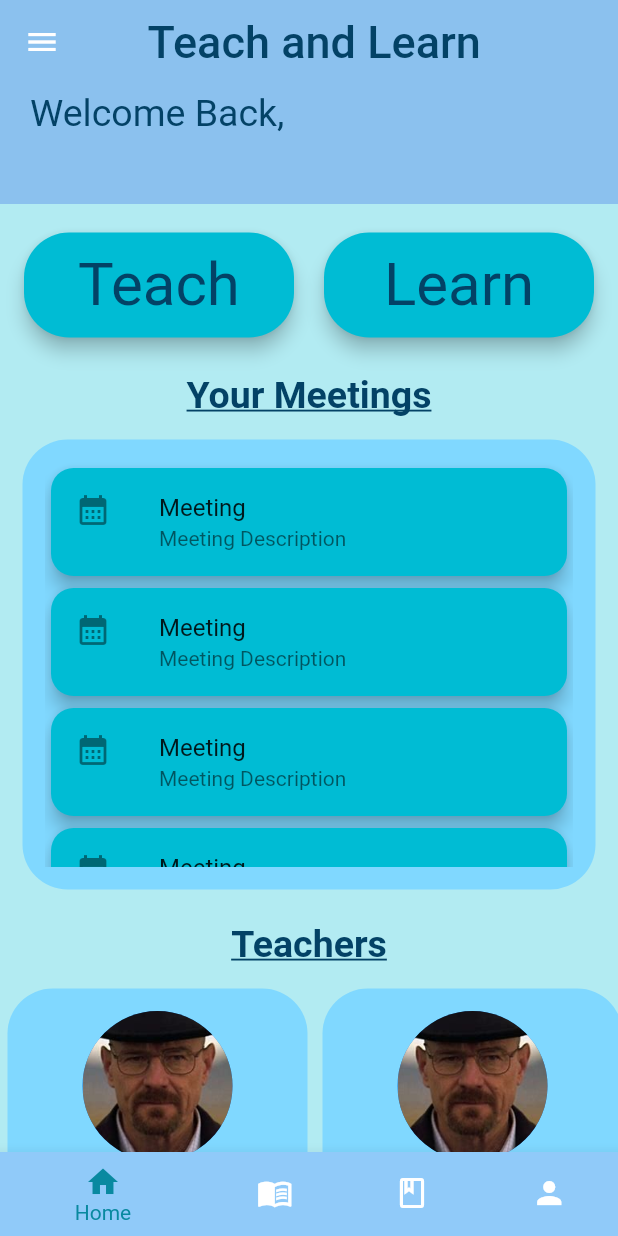
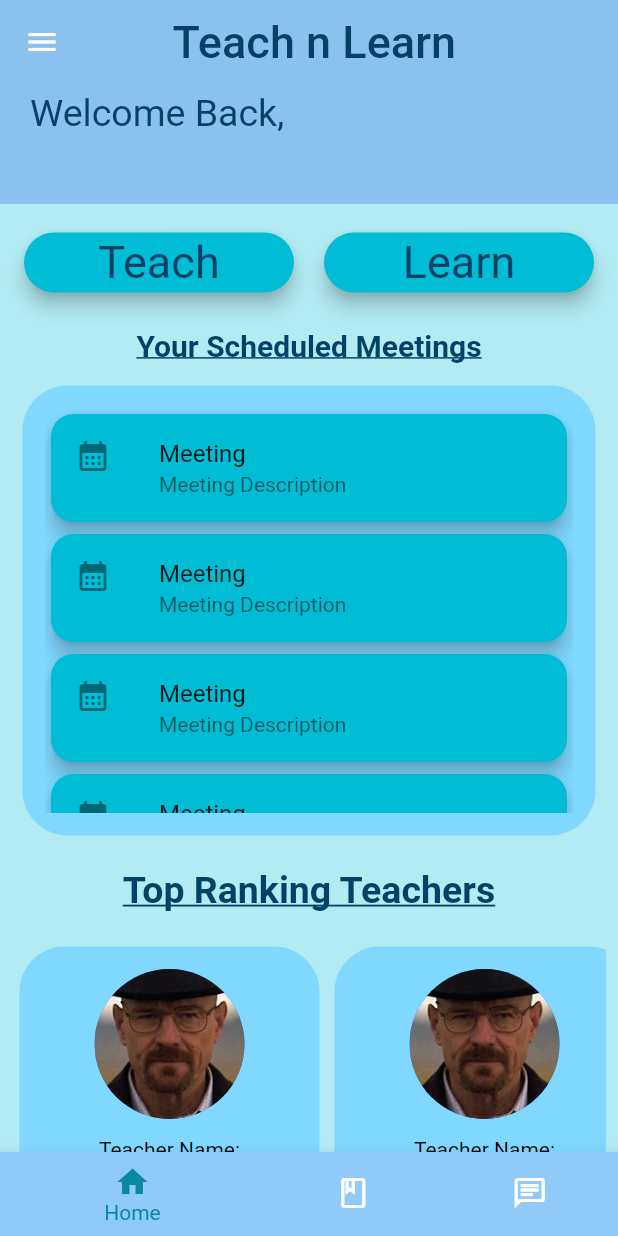
Before and after one commit to UzairAliNusrat/Tuition-App, a Flutter app: the screen it shows once a user with an empty profile is signed in, on a phone screen of 412 x 824 dp. Run offline on Flutter 3.47's test engine with Material 2 defaults, Android fonts, the phone set to English and light mode, and no system bars; our stand-ins replace bloc, cloud_firestore, firebase_auth, firebase_core, flutter_bloc, flutter_svg and 2 more; accounts and stored records are empty; Roboto replaces fonts that are missing (Arvo).

Commit message:
made some changes

```diff
--- a/lib/Screens/HomeScreen/HomeScreen.dart
+++ b/lib/Screens/HomeScreen/HomeScreen.dart
@@ -55,7 +55,7 @@ class HomeScreen extends StatelessWidget {
                         appBar: AppBar(
                           title: Center(
                               child: Text(
-                            'Teach and Learn',
+                            'Teach n Learn',
                             style: GoogleFonts.arvo(
                               textStyle: const TextStyle(
                                   color: Color.fromARGB(255, 3, 66, 102),
@@ -152,14 +152,14 @@ class HomeScreen extends StatelessWidget {
                                 padding: const EdgeInsets.only(top: 20),
                                 child: RichText(
                                   text: TextSpan(
-                                      text: "Your Meetings",
+                                      text: "Your Scheduled Meetings",
                                       style: GoogleFonts.arvo(
                                         textStyle: const TextStyle(
                                             decoration:
                                                 TextDecoration.underline,
                                             color:
                                                 Color.fromARGB(255, 3, 66, 102),
-                                            fontSize: 25,
+                                            fontSize: 20,
                                             fontWeight: FontWeight.bold),
                                       )),
                                 ),
@@ -174,7 +174,7 @@ class HomeScreen extends StatelessWidget {
                                 padding: const EdgeInsets.only(top: 7, bottom: 10),
                                 child: RichText(
                                   text: TextSpan(
-                                      text: "Teachers",
+                                      text: "Top Ranking Teachers",
                                       style: GoogleFonts.arvo(
                                         textStyle: const TextStyle(
                                             decoration:
@@ -187,18 +187,22 @@ class HomeScreen extends StatelessWidget {
                                 ),
                               ),
                             ),
-                            const teacherList()
+                            const Padding(
+                              padding: EdgeInsets.all(8.0),
+                              child: teacherList(),
+                            )
                           ],
                         ),
                       );
                     }
+
                   case 1:
                     {
                       return Scaffold(
                         backgroundColor: Colors.cyan[100],
                         body: const Center(
                             child: Text(
-                          "Courses",
+                          "Meetings",
                           style: TextStyle(fontSize: 20),
                         )),
                         bottomNavigationBar: bottomNavigationBar(
@@ -211,20 +215,7 @@ class HomeScreen extends StatelessWidget {
                         backgroundColor: Colors.cyan[100],
                         body: const Center(
                             child: Text(
-                          "Meetings",
-                          style: TextStyle(fontSize: 20),
-                        )),
-                        bottomNavigationBar: bottomNavigationBar(
-                            index: state.selectedIndex, homeBloc: homeBloc),
-                      );
-                    }
-                  case 3:
-                    {
-                      return Scaffold(
-                        backgroundColor: Colors.cyan[100],
-                        body: const Center(
-                            child: Text(
-                          "Account",
+                          "Chat",
                           style: TextStyle(fontSize: 20),
                         )),
                         bottomNavigationBar: bottomNavigationBar(
--- a/lib/Screens/HomeScreen/bloc/home_bloc.dart
+++ b/lib/Screens/HomeScreen/bloc/home_bloc.dart
@@ -14,14 +14,12 @@ class HomeBloc extends Bloc<HomeEvent, HomeState> {
     on<bottomNavigationBarItemHomeClickedEvent>(
         BottomNavigationBarItemHomeClickedEvent);
 
-    on<bottomNavigationBarItemCoursesClickedEvent>(
-        BottomNavigationBarItemCoursesClickedEvent);
 
     on<bottomNavigationBarItemMeetingsClickedEvent>(
         BottomNavigationBarItemMeetingsClickedEvent);
 
-    on<bottomNavigationBarItemAccountClickedEvent>(
-        BottomNavigationBarItemAccountClickedEvent);
+    on<bottomNavigationBarItemChatClickedEvent>(
+        BottomNavigationBarItemChatClickedEvent);
   }
 
   FutureOr<void> homeInitialEvent(HomeInitialEvent event, Emitter<HomeState> emit) {
@@ -35,25 +33,18 @@ class HomeBloc extends Bloc<HomeEvent, HomeState> {
     print("Home Clicked");
   }
 
-  FutureOr<void> BottomNavigationBarItemCoursesClickedEvent(
-      bottomNavigationBarItemCoursesClickedEvent event,
-      Emitter<HomeState> emit) {
-    emit(HomeLoadedState(1));
-    print("Courses Clicked");
-  }
-
   FutureOr<void> BottomNavigationBarItemMeetingsClickedEvent(
       bottomNavigationBarItemMeetingsClickedEvent event,
       Emitter<HomeState> emit) {
-    emit(HomeLoadedState(2));
+    emit(HomeLoadedState(1));
     print("Meetings Clicked");
   }
 
-  FutureOr<void> BottomNavigationBarItemAccountClickedEvent(
-      bottomNavigationBarItemAccountClickedEvent event,
+  FutureOr<void> BottomNavigationBarItemChatClickedEvent(
+      bottomNavigationBarItemChatClickedEvent event,
       Emitter<HomeState> emit) {
-    emit(HomeLoadedState(3));
-    print("Account Clicked");
+    emit(HomeLoadedState(2));
+    print("Chat Clicked");
   }
 
 
--- a/lib/Screens/HomeScreen/bloc/home_event.dart
+++ b/lib/Screens/HomeScreen/bloc/home_event.dart
@@ -10,14 +10,11 @@ class bottomNavigationBarItemHomeClickedEvent extends HomeEvent {
 
 }
 
-class bottomNavigationBarItemCoursesClickedEvent extends HomeEvent {
-
-}
-
 class bottomNavigationBarItemMeetingsClickedEvent extends HomeEvent {
 
 }
 
-class bottomNavigationBarItemAccountClickedEvent extends HomeEvent {
+
+class bottomNavigationBarItemChatClickedEvent extends HomeEvent {
 
 }
--- a/lib/Widgets/bottomNavigationBar.dart
+++ b/lib/Widgets/bottomNavigationBar.dart
@@ -23,18 +23,13 @@ class bottomNavigationBar extends StatelessWidget {
           backgroundColor: Colors.blue[200]
         ),
         BottomNavigationBarItem(
-          icon: const Icon(Icons.menu_book_outlined),
-          label: 'Courses',
-          backgroundColor: Colors.blue[200]
-        ),
-        BottomNavigationBarItem(
           icon: const Icon(Icons.class_outlined),
           label: 'Meetings',
           backgroundColor: Colors.blue[200]
         ),
         BottomNavigationBarItem(
-          icon: const Icon(Icons.person),
-          label: "Account",
+          icon: const Icon(Icons.chat_outlined),
+          label: "Chat",
           backgroundColor: Colors.blue[200]
         ),
       ],
@@ -46,13 +41,10 @@ class bottomNavigationBar extends StatelessWidget {
             homeBloc.add(bottomNavigationBarItemHomeClickedEvent());
             break;
           case 1:
-            homeBloc.add(bottomNavigationBarItemCoursesClickedEvent());
+            homeBloc.add(bottomNavigationBarItemMeetingsClickedEvent());
             break;
           case 2:
-            homeBloc.add(bottomNavigationBarItemMeetingsClickedEvent());
-            break;
-          case 3:
-            homeBloc.add(bottomNavigationBarItemAccountClickedEvent());
+            homeBloc.add(bottomNavigationBarItemChatClickedEvent());
             break;
         }
       },
--- a/lib/Widgets/homeScreenButton.dart
+++ b/lib/Widgets/homeScreenButton.dart
@@ -17,14 +17,14 @@ class homeScreenButton extends StatelessWidget {
           borderRadius: BorderRadius.circular(30),
         ),
         child: SizedBox(
-          height: 70,
+          height: 40,
           width: 180,
           child: Center(
             child: Text(
               text,
               style: GoogleFonts.arvo(
                 textStyle: const TextStyle(
-                    color: Color.fromARGB(255, 3, 66, 102), fontSize: 40),
+                    color: Color.fromARGB(255, 3, 66, 102), fontSize: 30),
               ),
             ),
           ),
```
